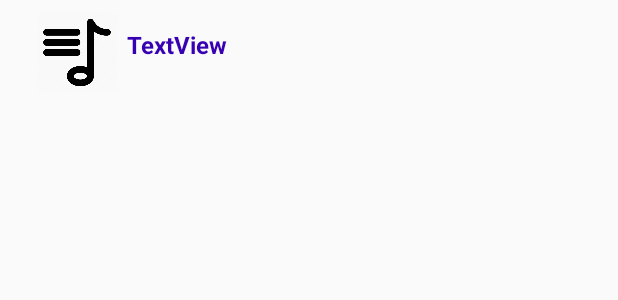
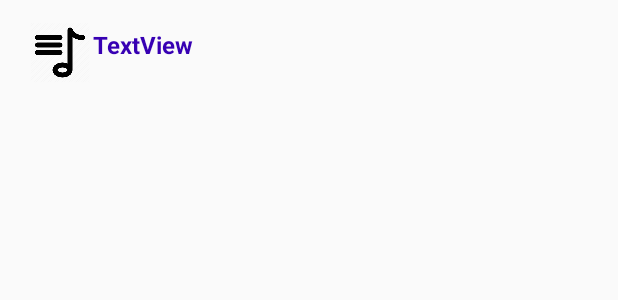
Before and after one commit to melisgb/CancioneroCatolico, an Android app: the layout element_view_my_lists.xml on its own in the app's theme, with its tools: preview values and no code run, on a phone screen of 412 x 824 dp. Shown: the top 300 px of the screen. Run offline under Robolectric (Android 15) with nearby library versions, the phone set to English and light mode, and no system bars.

Commit message:
Fix for each element in the ViewListsActivity
Also, the activity will use the API already created to retrieve the songs associated to the list.

```diff
--- a/app/src/main/java/com/example/cancionerocatolico/MyListAdapter.kt
+++ b/app/src/main/java/com/example/cancionerocatolico/MyListAdapter.kt
@@ -18,6 +18,7 @@ class MyListAdapter(private val listOfLists : List<ListSongs>) : RecyclerView.Ad
         val listView = inflater.inflate(R.layout.element_view_my_lists, parent, false)
         listView.setOnClickListener {
             val intent = Intent(context, ViewSpecificListActivity::class.java)
+            intent.putExtra("listID", 29)
             context.startActivity(intent)
         }
         return ViewHolder(listView)
--- a/app/src/main/res/layout/element_view_my_lists.xml
+++ b/app/src/main/res/layout/element_view_my_lists.xml
@@ -3,29 +3,27 @@
     xmlns:app="http://schemas.android.com/apk/res-auto"
     android:layout_width="match_parent"
     android:layout_height="70dp"
+    android:gravity="center_vertical"
+    android:orientation="horizontal"
     android:paddingStart="20dp"
+    android:paddingTop="8dp"
     android:paddingEnd="10dp"
-    android:paddingTop="8dp"
-    android:paddingBottom="8dp"
-    android:gravity="center_vertical"
-    android:orientation="horizontal">
+    android:paddingBottom="8dp">
 
 
     <ImageView
         android:id="@+id/ivListIconElem"
-        android:layout_width="0dp"
+        android:layout_width="40dp"
         android:layout_height="wrap_content"
         android:layout_marginRight="2dp"
-        android:layout_weight="0.2"
         android:contentDescription="@string/list_icon_desc"
         app:srcCompat="@drawable/songlist" />
 
     <TextView
         android:id="@+id/txtvListNameElem"
-        android:layout_width="wrap_content"
+        android:layout_width="match_parent"
         android:layout_height="wrap_content"
         android:layout_marginBottom="5dp"
-        android:layout_weight="0.8"
         android:text="TextView"
         android:textColor="@color/colorPrimaryDark"
         android:textSize="16sp"
```
Also changed, not shown: app/src/main/java/com/example/cancionerocatolico/ViewSpecificListActivity.kt (+11 -23 lines).
